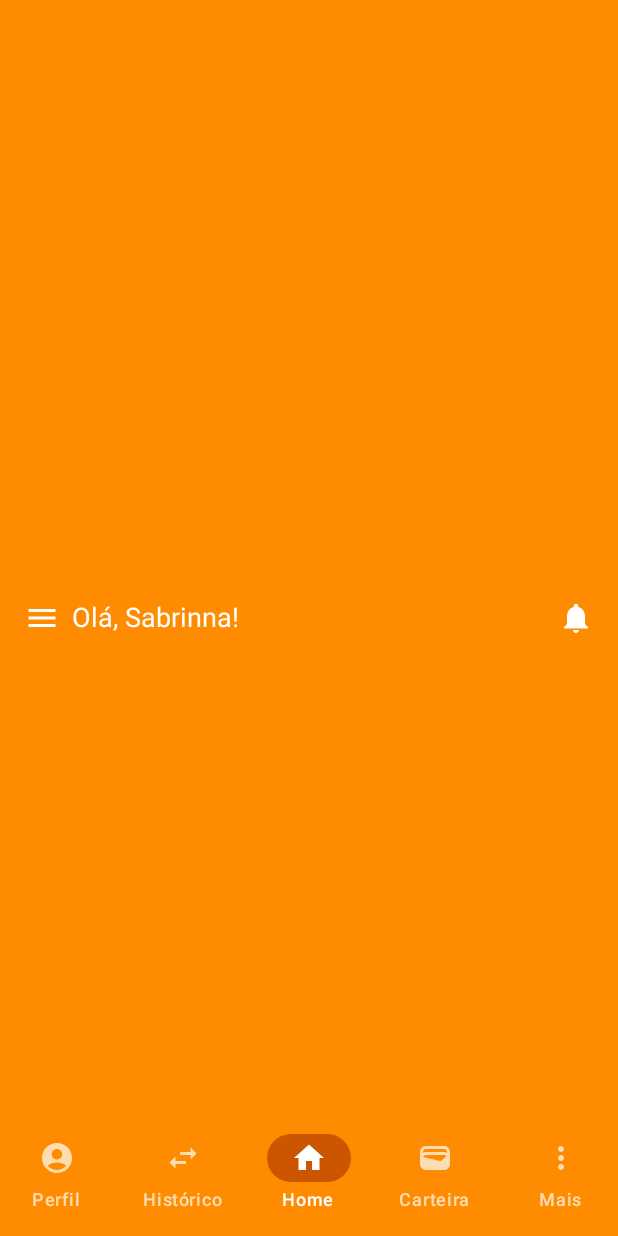
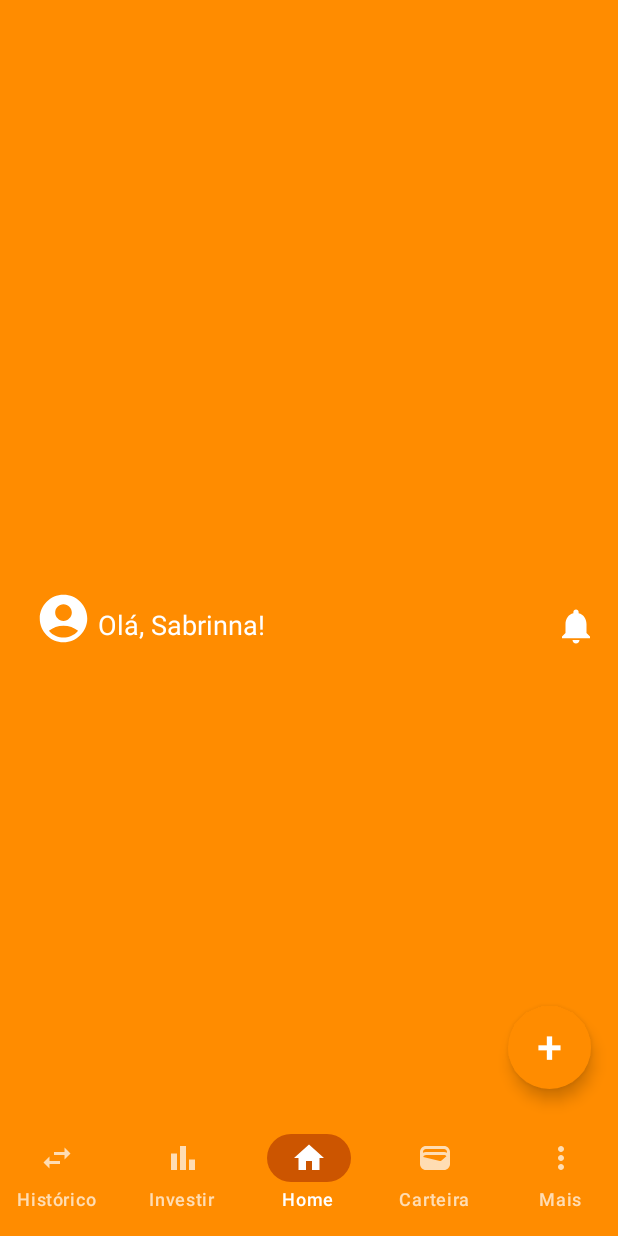
Before and after one commit to oLeozito/mobile_finance, an Android app built with Jetpack Compose: the screen it shows after launch (MainActivity), on a phone screen of 412 x 824 dp. Run offline under Robolectric (Android 15) with nearby library versions, the phone set to English and light mode, and no system bars.

Commit message:
Algumas modificacoes e modularizacao.

```diff
--- /dev/null
+++ b/app_gestao/app/src/main/java/com/example/gestor/BottomNavigationBar.kt
@@ -0,0 +1,46 @@
+package com.example.gestor
+
+import androidx.compose.material3.*
+import androidx.compose.runtime.Composable
+import androidx.compose.ui.graphics.Color
+import androidx.compose.ui.graphics.vector.ImageVector
+
+@OptIn(ExperimentalMaterial3Api::class)
+@Composable
+fun BottomNavigationBar(
+    items: List<String>,
+    icons: List<ImageVector>,
+    selectedItem: Int,
+    mainOrangeColor: Color,
+    selectedOrangeColor: Color,
+    onItemSelected: (Int) -> Unit
+) {
+    NavigationBar(containerColor = mainOrangeColor) {
+        items.forEachIndexed { index, item ->
+            NavigationBarItem(
+                icon = {
+                    Icon(
+                        imageVector = icons[index],
+                        contentDescription = item,
+                        tint = if (selectedItem == index) Color.White else Color.White.copy(alpha = 0.7f)
+                    )
+                },
+                label = {
+                    Text(
+                        text = item,
+                        color = if (selectedItem == index) Color.White else Color.White.copy(alpha = 0.7f)
+                    )
+                },
+                selected = selectedItem == index,
+                onClick = { onItemSelected(index) },
+                colors = NavigationBarItemDefaults.colors(
+                    selectedIconColor = Color.White,
+                    selectedTextColor = Color.White,
+                    indicatorColor = selectedOrangeColor,
+                    unselectedIconColor = Color.White.copy(alpha = 0.7f),
+                    unselectedTextColor = Color.White.copy(alpha = 0.7f)
+                )
+            )
+        }
+    }
+}
--- /dev/null
+++ b/app_gestao/app/src/main/java/com/example/gestor/CarteiraScreen.kt
@@ -0,0 +1,4 @@
+package com.example.gestor
+
+class CarteiraScreen {
+}
--- /dev/null
+++ b/app_gestao/app/src/main/java/com/example/gestor/HistoricoScreen.kt
@@ -0,0 +1,4 @@
+package com.example.gestor
+
+class HistoricoScreen {
+}
--- /dev/null
+++ b/app_gestao/app/src/main/java/com/example/gestor/HomeScreen.kt
@@ -0,0 +1,18 @@
+package com.example.gestor
+
+import androidx.compose.foundation.layout.*
+import androidx.compose.material3.Text
+import androidx.compose.runtime.Composable
+import androidx.compose.ui.Alignment
+import androidx.compose.ui.unit.sp
+import androidx.compose.ui.Modifier
+
+@Composable
+fun HomeScreen() {
+    Box(
+        modifier = Modifier.fillMaxSize(),
+        contentAlignment = Alignment.Center
+    ) {
+        Text(text = "Conteúdo da tela: Home", fontSize = 24.sp)
+    }
+}
--- /dev/null
+++ b/app_gestao/app/src/main/java/com/example/gestor/InvestirScreen.kt
@@ -0,0 +1,4 @@
+package com.example.gestor
+
+class InvestirScreen {
+}
--- a/app_gestao/app/src/main/java/com/example/gestor/MainActivity.kt
+++ b/app_gestao/app/src/main/java/com/example/gestor/MainActivity.kt
@@ -4,23 +4,11 @@ import android.os.Bundle
 import androidx.activity.ComponentActivity
 import androidx.activity.compose.setContent
 import androidx.activity.enableEdgeToEdge
-import androidx.compose.foundation.background
-import androidx.compose.foundation.layout.*
-import androidx.compose.material.icons.Icons
-import androidx.compose.material.icons.filled.AccountCircle // Ícone para Perfil
-import androidx.compose.material.icons.filled.Home // Ícone para Home (Casinha)
-import androidx.compose.material.icons.filled.Menu // Ícone para o símbolo do app
-import androidx.compose.material.icons.filled.MoreVert // Ícone para Mais (Três pontinhos)
-import androidx.compose.material.icons.filled.Notifications // Ícone do sininho
-import androidx.compose.material.icons.filled.SwapHoriz // Ícone para Transações (pode ser usado para duas setinhas)
-import androidx.compose.material.icons.filled.Wallet // Ícone para Carteira
-import androidx.compose.material3.*
+import androidx.compose.material3.Surface
 import androidx.compose.runtime.*
-import androidx.compose.ui.Alignment
 import androidx.compose.ui.Modifier
 import androidx.compose.ui.graphics.Color
-import androidx.compose.ui.unit.dp
-import androidx.compose.ui.unit.sp
+import androidx.compose.foundation.background
 import com.example.gestor.ui.theme.GestorTheme
 
 class MainActivity : ComponentActivity() {
@@ -30,117 +18,12 @@ class MainActivity : ComponentActivity() {
         setContent {
             GestorTheme {
                 Surface(
-                    modifier = Modifier.fillMaxSize(),
-                    color = MaterialTheme.colorScheme.background
+                    modifier = Modifier.background(Color.White),
+                    color = Color.White
                 ) {
-                    AppScreen()
+                    MainApp()
                 }
             }
         }
     }
 }
-
-@OptIn(ExperimentalMaterial3Api::class)
-@Composable
-fun AppScreen() {
-    val nomeDaPessoa = "Sabrinna"
-
-    // Definindo a cor laranja principal para as barras
-    val mainOrangeColor = Color(0xFFFF8C00) // Laranja Tangerina
-    // Definindo um laranja mais escuro para a seleção (exemplo: Laranja Queimado)
-    val selectedOrangeColor = Color(0xFFCC5500) // Pode ajustar este valor
-
-    var selectedItem by remember { mutableStateOf(2) }
-
-    val items = listOf("Perfil", "Histórico", "Home", "Carteira", "Mais")
-    val icons = listOf(
-        Icons.Filled.AccountCircle,
-        Icons.Filled.SwapHoriz,
-        Icons.Filled.Home,
-        Icons.Filled.Wallet,
-        Icons.Filled.MoreVert
-    )
-
-    Scaffold(
-        topBar = {
-            TopAppBar(
-                title = {
-                    Row(
-                        verticalAlignment = Alignment.CenterVertically,
-                        modifier = Modifier.fillMaxHeight()
-                    ) {
-                        Icon(
-                            imageVector = Icons.Filled.Menu,
-                            contentDescription = "Símbolo do App",
-                            modifier = Modifier.size(24.dp),
-                            tint = Color.White
-                        )
-                        Spacer(modifier = Modifier.width(8.dp))
-                        Text(
-                            text = "Olá, $nomeDaPessoa!",
-                            color = Color.White,
-                            fontSize = 18.sp
-                        )
-                    }
-                },
-                actions = {
-                    IconButton(onClick = { /* Ação ao clicar no sininho */ }) {
-                        Icon(
-                            imageVector = Icons.Filled.Notifications,
-                            contentDescription = "Notificações",
-                            tint = Color.White
-                        )
-                    }
-                },
-                colors = TopAppBarDefaults.topAppBarColors(
-                    containerColor = mainOrangeColor
-                )
-            )
-        },
-        bottomBar = {
-            NavigationBar(
-                containerColor = mainOrangeColor // Cor laranja principal
-            ) {
-                items.forEachIndexed { index, item ->
-                    NavigationBarItem(
-                        icon = {
-                            Icon(
-                                imageVector = icons[index],
-                                contentDescription = item,
-                                tint = if (selectedItem == index) Color.White else Color.White.copy(alpha = 0.7f)
-                            )
-                        },
-                        label = {
-                            Text(
-                                text = item,
-                                color = if (selectedItem == index) Color.White else Color.White.copy(alpha = 0.7f)
-                            )
-                        },
-                        selected = selectedItem == index,
-                        onClick = { selectedItem = index },
-                        // --- AQUI ESTÁ A MUDANÇA PARA A COR DE SELEÇÃO ---
-                        colors = NavigationBarItemDefaults.colors(
-                            selectedIconColor = Color.White, // Ícone branco quando selecionado
-                            selectedTextColor = Color.White, // Texto branco quando selecionado
-                            indicatorColor = selectedOrangeColor, // Cor de fundo do indicador de seleção (o "retângulo" por trás)
-                            unselectedIconColor = Color.White.copy(alpha = 0.7f), // Ícone branco opaco quando não selecionado
-                            unselectedTextColor = Color.White.copy(alpha = 0.7f) // Texto branco opaco quando não selecionado
-                        )
-                    )
-                }
-            }
-        },
-        content = { paddingValues ->
-            Column(
-                modifier = Modifier
-                    .fillMaxSize()
-                    .padding(paddingValues)
-                    .background(MaterialTheme.colorScheme.background),
-                horizontalAlignment = Alignment.CenterHorizontally,
-                verticalArrangement = Arrangement.Center
-            ) {
-                Text(text = "Conteúdo da tela: ${items[selectedItem]}", fontSize = 24.sp)
-            }
-        }
-    )
-}
--- /dev/null
+++ b/app_gestao/app/src/main/java/com/example/gestor/MainApp.kt
@@ -0,0 +1,77 @@
+package com.example.gestor
+
+import androidx.compose.foundation.background
+import androidx.compose.foundation.layout.*
+import androidx.compose.material.icons.Icons
+import androidx.compose.material.icons.filled.*
+import androidx.compose.material3.*
+import androidx.compose.runtime.*
+import androidx.compose.ui.Alignment
+import androidx.compose.ui.Modifier
+import androidx.compose.ui.graphics.Color
+import androidx.compose.ui.unit.dp
+import androidx.compose.ui.unit.sp
+import androidx.compose.foundation.shape.CircleShape
+
+@OptIn(ExperimentalMaterial3Api::class)
+@Composable
+fun MainApp() {
+    val nomeDaPessoa = "Sabrinna"
+    val mainOrangeColor = Color(0xFFFF8C00)
+    val selectedOrangeColor = Color(0xFFCC5500)
+
+    var selectedItem by remember { mutableStateOf(2) }
+
+    val items = listOf("Histórico", "Investir", "Home", "Carteira", "Mais")
+    val icons = listOf(
+        Icons.Filled.SwapHoriz,
+        Icons.Filled.BarChart,
+        Icons.Filled.Home,
+        Icons.Filled.Wallet,
+        Icons.Filled.MoreVert
+    )
+
+    Scaffold(
+        topBar = {
+            TopBar(nomeDaPessoa, mainOrangeColor)
+        },
+        bottomBar = {
+            BottomNavigationBar(items, icons, selectedItem, mainOrangeColor, selectedOrangeColor) {
+                selectedItem = it
+            }
+        },
+        floatingActionButton = {
+            if (selectedItem == 2) {
+                FloatingActionButton(
+                    onClick = { /* ação do + */ },
+                    containerColor = mainOrangeColor,
+                    contentColor = Color.White,
+                    shape = CircleShape,
+                    modifier = Modifier
+                        .size(55.dp)
+                        .offset(x = (-2).dp, y = (-2).dp)
+                ) {
+                    Text(text = "+", fontSize = 30.sp)
+                }
+            }
+        },
+        floatingActionButtonPosition = FabPosition.End,
+        content = { paddingValues ->
+            Box(
+                modifier = Modifier
+                    .fillMaxSize()
+                    .padding(paddingValues)
+                    .background(MaterialTheme.colorScheme.background),
+                contentAlignment = Alignment.Center
+            ) {
+                when (selectedItem) {
+                    0 -> HistoricoScreen()
+                    1 -> InvestirScreen()
+                    2 -> HomeScreen()
+                    3 -> CarteiraScreen()
+                    4 -> MaisScreen()
+                }
+            }
+        }
+    )
+}
--- /dev/null
+++ b/app_gestao/app/src/main/java/com/example/gestor/MaisScreen.kt
@@ -0,0 +1,4 @@
+package com.example.gestor
+
+class MaisScreen {
+}
--- /dev/null
+++ b/app_gestao/app/src/main/java/com/example/gestor/TopBar.kt
@@ -0,0 +1,59 @@
+package com.example.gestor
+
+import androidx.compose.foundation.layout.*
+import androidx.compose.material.icons.Icons
+import androidx.compose.material.icons.filled.AccountCircle
+import androidx.compose.material.icons.filled.Notifications
+import androidx.compose.material3.*
+import androidx.compose.runtime.Composable
+import androidx.compose.ui.Modifier
+import androidx.compose.ui.graphics.Color
+import androidx.compose.ui.unit.dp
+import androidx.compose.ui.unit.sp
+
+@OptIn(ExperimentalMaterial3Api::class)
+@Composable
+fun TopBar(nomeDaPessoa: String, mainOrangeColor: Color) {
+    TopAppBar(
+        title = {
+            Row(
+                verticalAlignment = androidx.compose.ui.Alignment.CenterVertically,
+                modifier = Modifier.fillMaxHeight()
+            ) {
+                IconButton(
+                    onClick = { /* ação ao clicar no perfil */ },
+                    modifier = Modifier.offset(x = 2.dp)
+                ) {
+                    Icon(
+                        imageVector = Icons.Filled.AccountCircle,
+                        contentDescription = "Perfil",
+                        modifier = Modifier.size(38.dp),
+                        tint = Color.White
+                    )
+                }
+                Spacer(modifier = Modifier.width(1.dp))
+                Text(
+                    text = "Olá, $nomeDaPessoa!",
+                    modifier = Modifier.offset(y = 5.dp),
+                    color = Color.White,
+                    fontSize = 18.sp
+                )
+            }
+        },
+        actions = {
+            IconButton(onClick = { /* ação do sininho */ }) {
+                Icon(
+                    imageVector = Icons.Filled.Notifications,
+                    contentDescription = "Notificações",
+                    modifier = Modifier
+                        .size(28.dp)
+                        .offset(y = 5.dp),
+                    tint = Color.White
+                )
+            }
+        },
+        colors = TopAppBarDefaults.topAppBarColors(
+            containerColor = mainOrangeColor
+        )
+    )
+}
```
